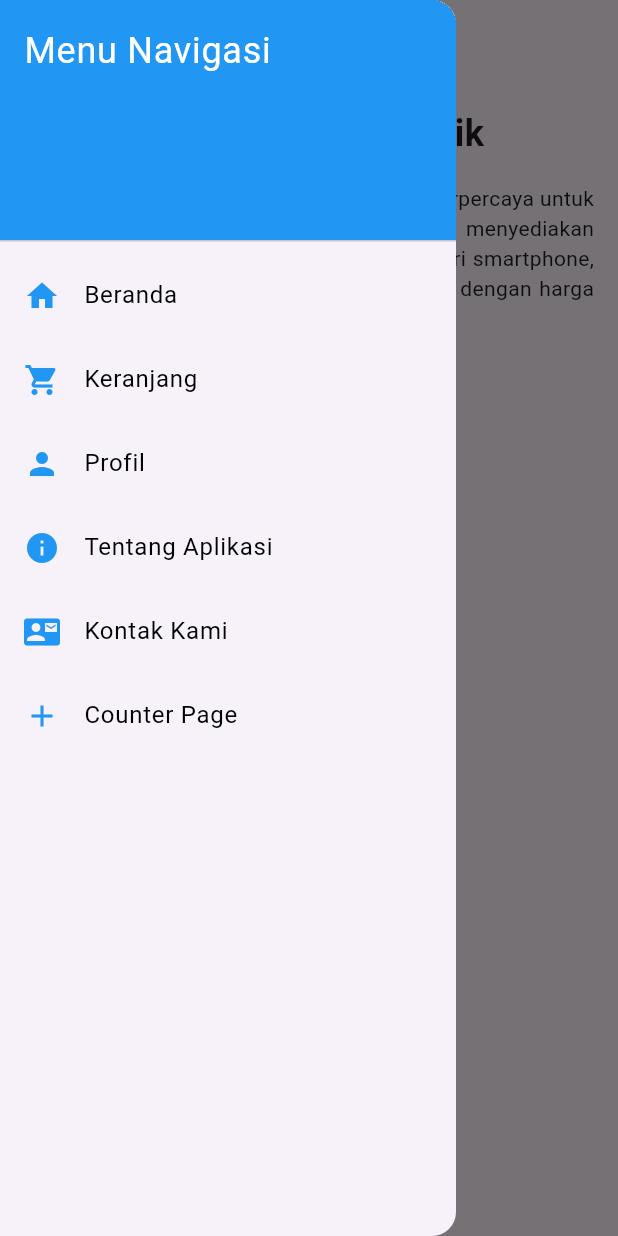
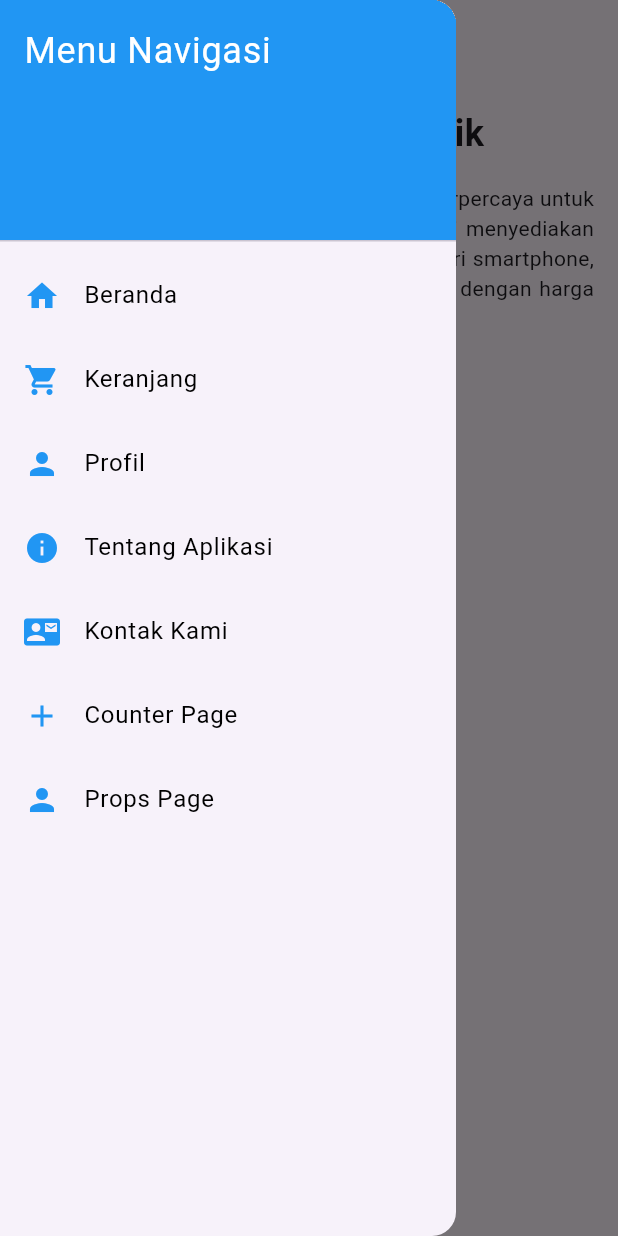
Before and after one commit to rizqirifahamarulloh/project_flutter, a Flutter app: the AboutPage screen opened directly, with the side drawer open, on a phone screen of 412 x 824 dp. Run offline on Flutter 3.47's test engine with Material 3 defaults, Android fonts, the light colour scheme and no system bars; our stand-ins replace flutter_riverpod; network calls fail.

Commit message:
Update Tugas Pertemuan 12

```diff
--- a/lib/profile.dart
+++ b/lib/profile.dart
@@ -54,7 +54,7 @@ class ProfilePage extends StatelessWidget {
 
               // 2. Nama Pengguna
               const Text(
-                'Rizqi Rifa Amarulloh',
+                'Rizqi Rifah Amarulloh',
                 style: TextStyle(
                   fontSize: 24,
                   fontWeight: FontWeight.bold,
--- a/lib/widgets/costum_drawer.dart
+++ b/lib/widgets/costum_drawer.dart
@@ -4,6 +4,7 @@ import '../pages/home_page.dart';
 import '../pages/second_page.dart';
 import '../pages/about_page.dart';
 import '../pages/contact_page.dart';
+import '../pages/props_page.dart';
 
 class CustomDrawer extends StatelessWidget {
   @override
@@ -12,7 +13,7 @@ class CustomDrawer extends StatelessWidget {
       child: ListView(
         padding: EdgeInsets.zero,
         children: [
-          const DrawerHeader(
+          DrawerHeader(
             decoration: BoxDecoration(color: Colors.blue),
             child: Text(
               'Menu Navigasi',
@@ -20,8 +21,8 @@ class CustomDrawer extends StatelessWidget {
             ),
           ),
           ListTile(
-            leading: const Icon(Icons.home, color: Colors.blue),
-            title: const Text('Beranda', style: TextStyle(color: Colors.black)),
+            leading: Icon(Icons.home, color: Colors.blue),
+            title: Text('Beranda', style: TextStyle(color: Colors.black)),
             onTap: () {
               Navigator.pop(context);
               Navigator.push(
@@ -31,8 +32,8 @@ class CustomDrawer extends StatelessWidget {
             }
           ),
           ListTile(
-              leading: const Icon(Icons.shopping_cart, color: Colors.blue),
-              title: const Text('Keranjang', style: TextStyle(color: Colors.black)),
+              leading: Icon(Icons.shopping_cart, color: Colors.blue),
+              title: Text('Keranjang', style: TextStyle(color: Colors.black)),
               onTap: () {
                 Navigator.pop(context);
                 Navigator.push(
@@ -42,8 +43,8 @@ class CustomDrawer extends StatelessWidget {
               }
             ),
           ListTile(
-            leading: const Icon(Icons.person, color: Colors.blue),
-            title: const Text('Profil', style: TextStyle(color: Colors.black)),
+            leading: Icon(Icons.person, color: Colors.blue),
+            title: Text('Profil', style: TextStyle(color: Colors.black)),
             onTap: () {
               Navigator.pop(context);
               Navigator.push(
@@ -53,8 +54,8 @@ class CustomDrawer extends StatelessWidget {
             },
           ),
           ListTile(
-            leading: const Icon(Icons.info, color: Colors.blue),
-            title: const Text('Tentang Aplikasi', style: TextStyle(color: Colors.black)),
+            leading: Icon(Icons.info, color: Colors.blue),
+            title: Text('Tentang Aplikasi', style: TextStyle(color: Colors.black)),
             onTap: () {
               Navigator.pop(context);
               Navigator.push(
@@ -64,8 +65,8 @@ class CustomDrawer extends StatelessWidget {
             },
           ),
           ListTile(
-            leading: const Icon(Icons.contact_mail, color: Colors.blue),
-            title: const Text('Kontak Kami', style: TextStyle(color: Colors.black)),
+            leading: Icon(Icons.contact_mail, color: Colors.blue),
+            title: Text('Kontak Kami', style: TextStyle(color: Colors.black)),
             onTap: () {
               Navigator.pop(context);
               Navigator.push(
@@ -75,8 +76,8 @@ class CustomDrawer extends StatelessWidget {
             },
           ),
           ListTile(
-            leading: const Icon(Icons.add, color: Colors.blue),
-            title: const Text(
+            leading: Icon(Icons.add, color: Colors.blue),
+            title: Text(
               'Counter Page',
               style: TextStyle(color: Colors.black),
             ),
@@ -84,6 +85,17 @@ class CustomDrawer extends StatelessWidget {
               Navigator.pop(context);
             },
           ),
+          ListTile(
+              leading: Icon(Icons.person, color: Colors.blue),
+              title: Text('Props Page', style: TextStyle(color: Colors.black)),
+              onTap: () {
+                Navigator.pop(context);
+                Navigator.push(
+                  context,
+                  MaterialPageRoute(builder: (context) => PropsPage(name: "Rizqi", age: 20, isActive: true)),
+                );
+              }
+            ),
         ],
       ),
     );
--- a/lib/widgets/produk_list.dart
+++ b/lib/widgets/produk_list.dart
@@ -23,6 +23,7 @@ class ProductList extends StatelessWidget {
           return ProductCard(
             name: product['name'],
             price: product['price'],
+            description: product['description'] ?? '',
             imageUrl: product['image'],
             isFavorite: product['isFavorite'],
             onFavoritePressed: () {
--- a/pubspec.yaml
+++ b/pubspec.yaml
@@ -36,6 +36,9 @@ dependencies:
   cupertino_icons: ^1.0.8
   provider: ^6.1.5+1
   flutter_riverpod: ^2.6.1
+  image_picker: ^1.1.2
+  path_provider: ^2.0.11
+  path: ^1.8.2
 
 dev_dependencies:
   flutter_test:
```
Also changed, not shown: lib/pages/add_product_page.dart (added, +104 -0 lines), lib/pages/home_page.dart (+8 -0 lines), lib/pages/props_page.dart (added, +59 -0 lines), lib/widgets/add_button.dart (added, +24 -0 lines), lib/widgets/produk_cart.dart (+21 -5 lines), pubspec.lock, 3 other files.
